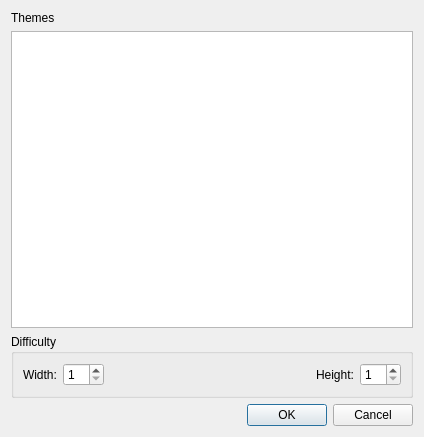
KDE/pairs, file src/newmemorydialog.ui: the form before one commit.
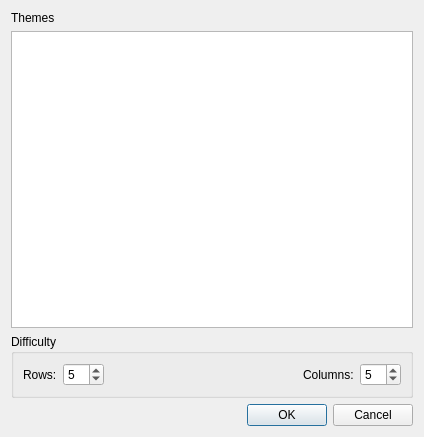
The form after the commit.

The edit to the form file:
```diff
--- a/src/newmemorydialog.ui
+++ b/src/newmemorydialog.ui
@@ -33,7 +33,7 @@
       <item>
        <widget class="QLabel" name="label_3">
         <property name="text">
-         <string>Width:</string>
+         <string>Rows:</string>
         </property>
        </widget>
       </item>
@@ -42,6 +42,9 @@
         <property name="minimum">
          <number>1</number>
         </property>
+        <property name="value">
+         <number>5</number>
+        </property>
        </widget>
       </item>
       <item>
@@ -60,7 +63,7 @@
       <item>
        <widget class="QLabel" name="label_2">
         <property name="text">
-         <string>Height:</string>
+         <string>Columns:</string>
         </property>
        </widget>
       </item>
@@ -69,6 +72,9 @@
         <property name="minimum">
          <number>1</number>
         </property>
+        <property name="value">
+         <number>5</number>
+        </property>
        </widget>
       </item>
      </layout>
```
Left out of the diff: 4 changed lines with no effect on the pictures.
